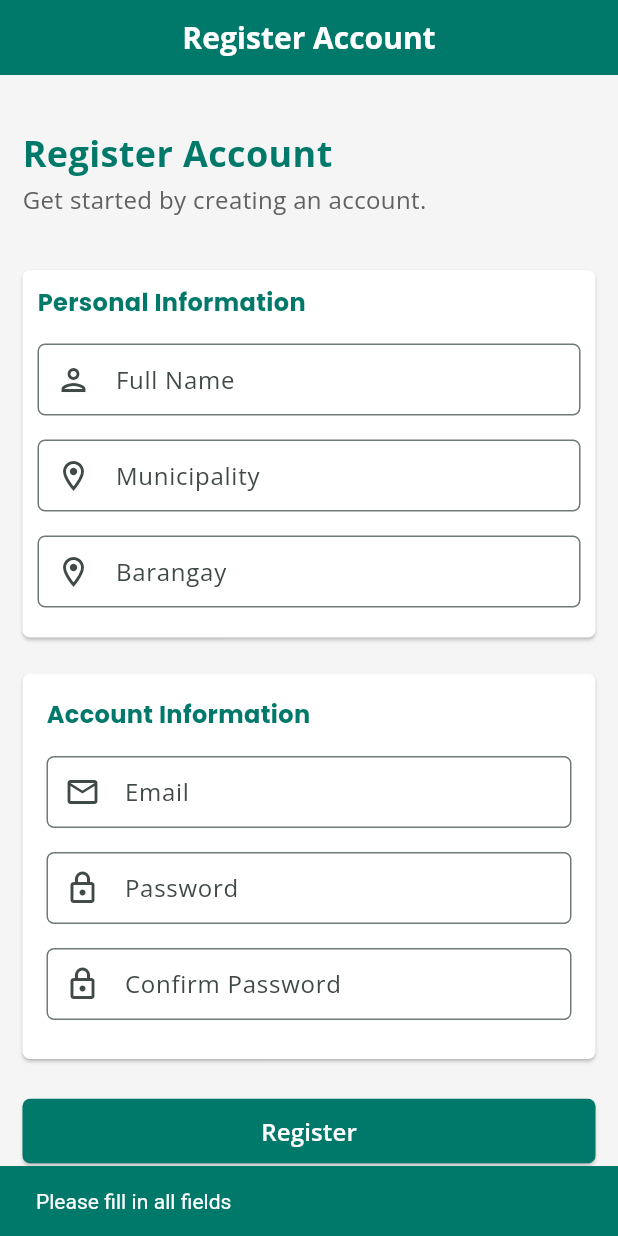
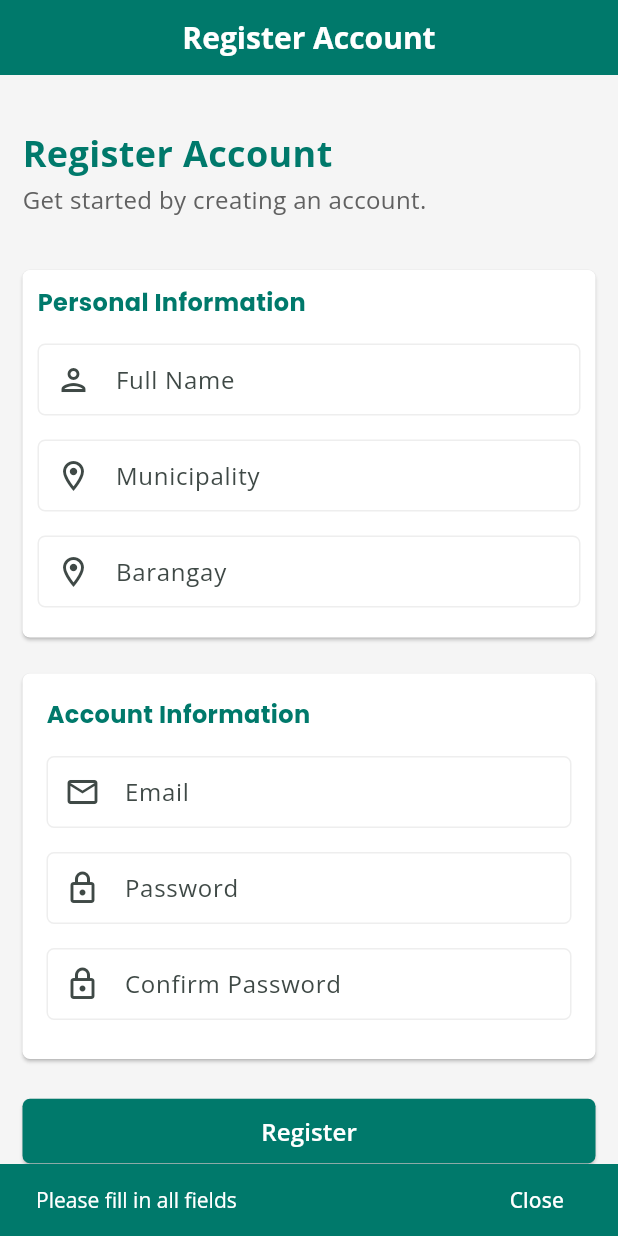
Before and after one commit to kiannaquines/ereportmo-app, a Flutter app: the screen it shows after launch, after a tap on "Click here", after a tap on "Register", on a phone screen of 412 x 824 dp. Run offline on Flutter 3.47's test engine with Material 3 defaults, Android fonts, the phone set to English and light mode, and no system bars; our stand-ins replace google_fonts, shared_preferences; missing offline and left inert: drop_down_list.

Commit message:
Refactor UI components across dashboard, login, and registration screens to utilize Google Fonts for improved typography. Update SnackBar messages for better user feedback and enhance input field styling with consistent border designs. Modify dashboard labels for clarity and improve logout confirmation dialog aesthetics.

```diff
--- a/lib/login.dart
+++ b/lib/login.dart
@@ -95,7 +95,10 @@ class _LoginScreenState extends State<LoginScreen> {
       //   show snackbar
       ScaffoldMessenger.of(context).showSnackBar(
         SnackBar(
-          content: Text(message),
+          content: Text(
+            message,
+            style: TextStyle(fontFamily: GoogleFonts.openSans().fontFamily),
+          ),
           action: SnackBarAction(
             label: 'Close',
             onPressed: () {
@@ -122,7 +125,10 @@ class _LoginScreenState extends State<LoginScreen> {
     } else if (response.statusCode == 401) {
       ScaffoldMessenger.of(context).showSnackBar(
         SnackBar(
-          content: Text(message),
+          content: Text(
+            message,
+            style: TextStyle(fontFamily: GoogleFonts.openSans().fontFamily),
+          ),
           action: SnackBarAction(
             label: 'Close',
             onPressed: () {
@@ -135,16 +141,24 @@ class _LoginScreenState extends State<LoginScreen> {
         isProcessing = false;
       });
     } else if (response.statusCode == 422) {
-      ScaffoldMessenger.of(
-        context,
-      ).showSnackBar(SnackBar(content: Text(message)));
+      ScaffoldMessenger.of(context).showSnackBar(
+        SnackBar(
+          content: Text(
+            message,
+            style: TextStyle(fontFamily: GoogleFonts.openSans().fontFamily),
+          ),
+        ),
+      );
       setState(() {
         isProcessing = false;
       });
     } else {
       ScaffoldMessenger.of(context).showSnackBar(
         SnackBar(
-          content: Text(message),
+          content: Text(
+            message,
+            style: TextStyle(fontFamily: GoogleFonts.openSans().fontFamily),
+          ),
           action: SnackBarAction(
             label: 'Close',
             onPressed: () {
@@ -225,6 +239,16 @@ class _LoginScreenState extends State<LoginScreen> {
                           decoration: InputDecoration(
                             labelText: 'Email',
                             prefixIcon: Icon(Icons.email_outlined),
+                            enabledBorder: OutlineInputBorder(
+                              borderRadius: BorderRadius.circular(5),
+                              borderSide: BorderSide(
+                                color:
+                                    Colors
+                                        .grey
+                                        .shade200, // Border color when NOT focused
+                                width: 1.5,
+                              ),
+                            ),
                             border: OutlineInputBorder(
                               borderRadius: BorderRadius.circular(5),
                               borderSide: BorderSide(
@@ -245,6 +269,16 @@ class _LoginScreenState extends State<LoginScreen> {
                           decoration: InputDecoration(
                             labelText: 'Password',
                             prefixIcon: Icon(Icons.lock_outlined),
+                            enabledBorder: OutlineInputBorder(
+                              borderRadius: BorderRadius.circular(5),
+                              borderSide: BorderSide(
+                                color:
+                                    Colors
+                                        .grey
+                                        .shade200, // Border color when NOT focused
+                                width: 1.5,
+                              ),
+                            ),
                             border: OutlineInputBorder(
                               borderRadius: BorderRadius.circular(5),
                               borderSide: BorderSide(
--- a/lib/register.dart
+++ b/lib/register.dart
@@ -4,7 +4,6 @@ import 'dart:convert';
 import 'package:drop_down_list/model/selected_list_item.dart';
 import 'package:ereportmo_app/constants.dart';
 import 'package:ereportmo_app/login.dart';
-import 'package:ereportmo_app/models/office.dart';
 import 'package:flutter/material.dart';
 import 'package:ereportmo_app/includes/appbar.dart';
 import 'package:drop_down_list/drop_down_list.dart';
@@ -69,7 +68,18 @@ class _RegisterScreenState extends State<RegisterScreen> {
         barangay.isEmpty ||
         municipality.isEmpty) {
       ScaffoldMessenger.of(context).showSnackBar(
-        const SnackBar(content: Text('Please fill in all fields')),
+        SnackBar(
+          content: Text(
+            'Please fill in all fields',
+            style: TextStyle(fontFamily: GoogleFonts.openSans().fontFamily),
+          ),
+          action: SnackBarAction(
+            label: 'Close',
+            onPressed: () {
+              ScaffoldMessenger.of(context).clearSnackBars();
+            },
+          ),
+        ),
       );
       setState(() {
         isProcessing = false;
@@ -78,9 +88,20 @@ class _RegisterScreenState extends State<RegisterScreen> {
     }
 
     if (password != confirmPassword) {
-      ScaffoldMessenger.of(
-        context,
-      ).showSnackBar(const SnackBar(content: Text('Passwords do not match')));
+      ScaffoldMessenger.of(context).showSnackBar(
+        SnackBar(
+          content: Text(
+            'Passwords do not match',
+            style: TextStyle(fontFamily: GoogleFonts.openSans().fontFamily),
+          ),
+          action: SnackBarAction(
+            label: 'Close',
+            onPressed: () {
+              ScaffoldMessenger.of(context).clearSnackBars();
+            },
+          ),
+        ),
+      );
       setState(() {
         isProcessing = false;
       });
@@ -89,8 +110,17 @@ class _RegisterScreenState extends State<RegisterScreen> {
 
     if (password.length < 8) {
       ScaffoldMessenger.of(context).showSnackBar(
-        const SnackBar(
-          content: Text('Password must be at least 8 characters long'),
+        SnackBar(
+          content: Text(
+            'Password must be at least 8 characters long',
+            style: TextStyle(fontFamily: GoogleFonts.openSans().fontFamily),
+          ),
+          action: SnackBarAction(
+            label: 'Close',
+            onPressed: () {
+              ScaffoldMessenger.of(context).clearSnackBars();
+            },
+          ),
         ),
       );
       setState(() {
@@ -100,9 +130,20 @@ class _RegisterScreenState extends State<RegisterScreen> {
     }
 
     if (!email.contains('@')) {
-      ScaffoldMessenger.of(
-        context,
-      ).showSnackBar(const SnackBar(content: Text('Invalid email address')));
+      ScaffoldMessenger.of(context).showSnackBar(
+        SnackBar(
+          content: Text(
+            'Invalid email address',
+            style: TextStyle(fontFamily: GoogleFonts.openSans().fontFamily),
+          ),
+          action: SnackBarAction(
+            label: 'Close',
+            onPressed: () {
+              ScaffoldMessenger.of(context).clearSnackBars();
+            },
+          ),
+        ),
+      );
       setState(() {
         isProcessing = false;
       });
@@ -129,9 +170,20 @@ class _RegisterScreenState extends State<RegisterScreen> {
     String message = responseMessage['message'] ?? 'Registration failed';
 
     if (response.statusCode == 201) {
-      ScaffoldMessenger.of(
-        context,
-      ).showSnackBar(SnackBar(content: Text(message)));
+      ScaffoldMessenger.of(context).showSnackBar(
+        SnackBar(
+          content: Text(
+            message,
+            style: TextStyle(fontFamily: GoogleFonts.openSans().fontFamily),
+          ),
+          action: SnackBarAction(
+            label: 'Close',
+            onPressed: () {
+              ScaffoldMessenger.of(context).clearSnackBars();
+            },
+          ),
+        ),
+      );
       //   clear input fields
       _passwordController.clear();
       _confirmPasswordController.clear();
@@ -146,16 +198,38 @@ class _RegisterScreenState extends State<RegisterScreen> {
         );
       });
     } else if (response.statusCode == 422) {
-      ScaffoldMessenger.of(
-        context,
-      ).showSnackBar(SnackBar(content: Text(message)));
+      ScaffoldMessenger.of(context).showSnackBar(
+        SnackBar(
+          content: Text(
+            message,
+            style: TextStyle(fontFamily: GoogleFonts.openSans().fontFamily),
+          ),
+          action: SnackBarAction(
+            label: 'Close',
+            onPressed: () {
+              ScaffoldMessenger.of(context).clearSnackBars();
+            },
+          ),
+        ),
+      );
       setState(() {
         isProcessing = false;
       });
       return;
     } else {
       ScaffoldMessenger.of(context).showSnackBar(
-        const SnackBar(content: Text('Something went wrong please try again.')),
+        SnackBar(
+          content: Text(
+            'Something went wrong please try again.',
+            style: TextStyle(fontFamily: GoogleFonts.openSans().fontFamily),
+          ),
+          action: SnackBarAction(
+            label: 'Close',
+            onPressed: () {
+              ScaffoldMessenger.of(context).clearSnackBars();
+            },
+          ),
+        ),
       );
       setState(() {
         isProcessing = false;
@@ -232,6 +306,10 @@ class _RegisterScreenState extends State<RegisterScreen> {
                         decoration: InputDecoration(
                           labelText: 'Full Name',
                           prefixIcon: Icon(Icons.person_outlined),
+                          enabledBorder: OutlineInputBorder(
+                            borderRadius: BorderRadius.circular(5),
+                            borderSide: BorderSide(color: Colors.grey.shade200),
+                          ),
                           border: OutlineInputBorder(
                             borderRadius: BorderRadius.circular(5),
                             borderSide: BorderSide(color: Colors.grey.shade300),
@@ -251,6 +329,10 @@ class _RegisterScreenState extends State<RegisterScreen> {
                         decoration: InputDecoration(
                           labelText: 'Municipality',
                           prefixIcon: Icon(Icons.location_on_outlined),
+                          enabledBorder: OutlineInputBorder(
+                            borderRadius: BorderRadius.circular(5),
+                            borderSide: BorderSide(color: Colors.grey.shade200),
+                          ),
                           border: OutlineInputBorder(
                             borderRadius: BorderRadius.circular(5),
                             borderSide: BorderSide(color: Colors.grey.shade300),
@@ -268,6 +350,10 @@ class _RegisterScreenState extends State<RegisterScreen> {
                         decoration: InputDecoration(
                           labelText: 'Barangay',
                           prefixIcon: Icon(Icons.location_on_outlined),
+                          enabledBorder: OutlineInputBorder(
+                            borderRadius: BorderRadius.circular(5),
+                            borderSide: BorderSide(color: Colors.grey.shade200),
+                          ),
                           border: OutlineInputBorder(
                             borderRadius: BorderRadius.circular(5),
                             borderSide: BorderSide(color: Colors.grey.shade300),
@@ -313,6 +399,10 @@ class _RegisterScreenState extends State<RegisterScreen> {
                           labelText: 'Email',
                           hintText: 'Enter your email',
                           prefixIcon: Icon(Icons.email_outlined),
+                          enabledBorder: OutlineInputBorder(
+                            borderRadius: BorderRadius.circular(5),
+                            borderSide: BorderSide(color: Colors.grey.shade200),
+                          ),
                           border: OutlineInputBorder(
                             borderRadius: BorderRadius.circular(5),
                             borderSide: BorderSide(color: Colors.grey.shade300),
@@ -332,6 +422,10 @@ class _RegisterScreenState extends State<RegisterScreen> {
                           labelText: 'Password',
                           hintText: 'Enter your password',
                           prefixIcon: Icon(Icons.lock_outlined),
+                          enabledBorder: OutlineInputBorder(
+                            borderRadius: BorderRadius.circular(5),
+                            borderSide: BorderSide(color: Colors.grey.shade200),
+                          ),
                           border: OutlineInputBorder(
                             borderRadius: BorderRadius.circular(5),
                             borderSide: BorderSide(color: Colors.grey.shade300),
@@ -351,6 +445,10 @@ class _RegisterScreenState extends State<RegisterScreen> {
                           labelText: 'Confirm Password',
                           hintText: 'Enter your password again',
                           prefixIcon: Icon(Icons.lock_outlined),
+                          enabledBorder: OutlineInputBorder(
+                            borderRadius: BorderRadius.circular(5),
+                            borderSide: BorderSide(color: Colors.grey.shade200),
+                          ),
                           border: OutlineInputBorder(
                             borderRadius: BorderRadius.circular(5),
                             borderSide: BorderSide(color: Colors.grey.shade300),
```
Also changed, not shown: lib/dashboard.dart (+31 -10 lines).
